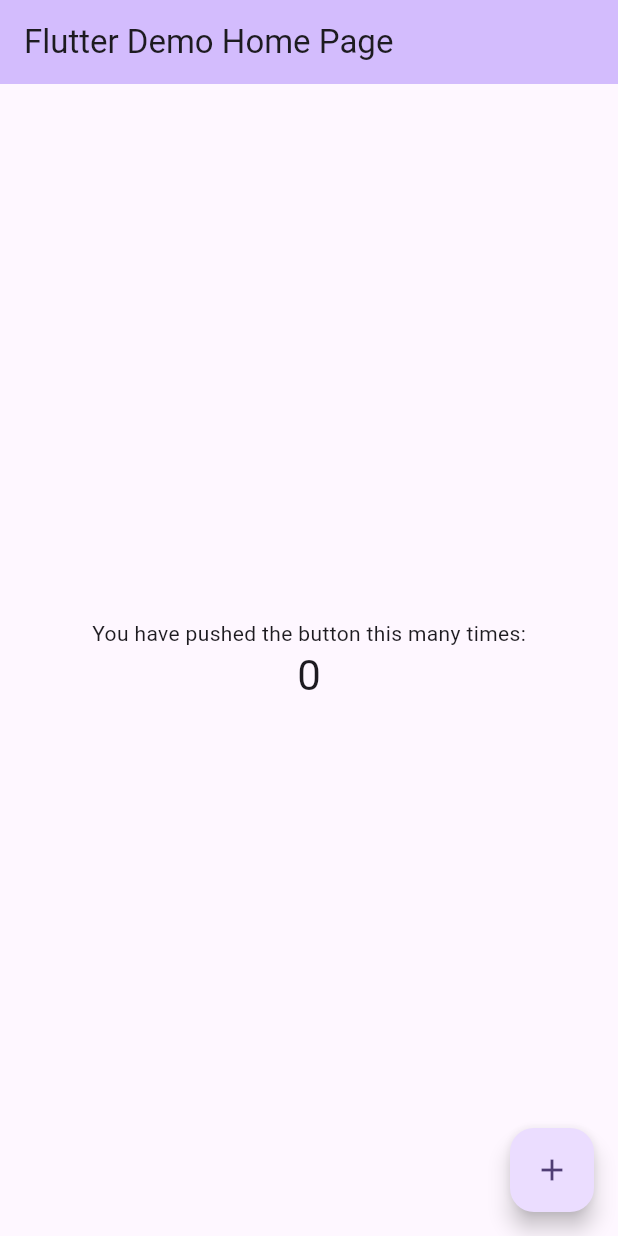
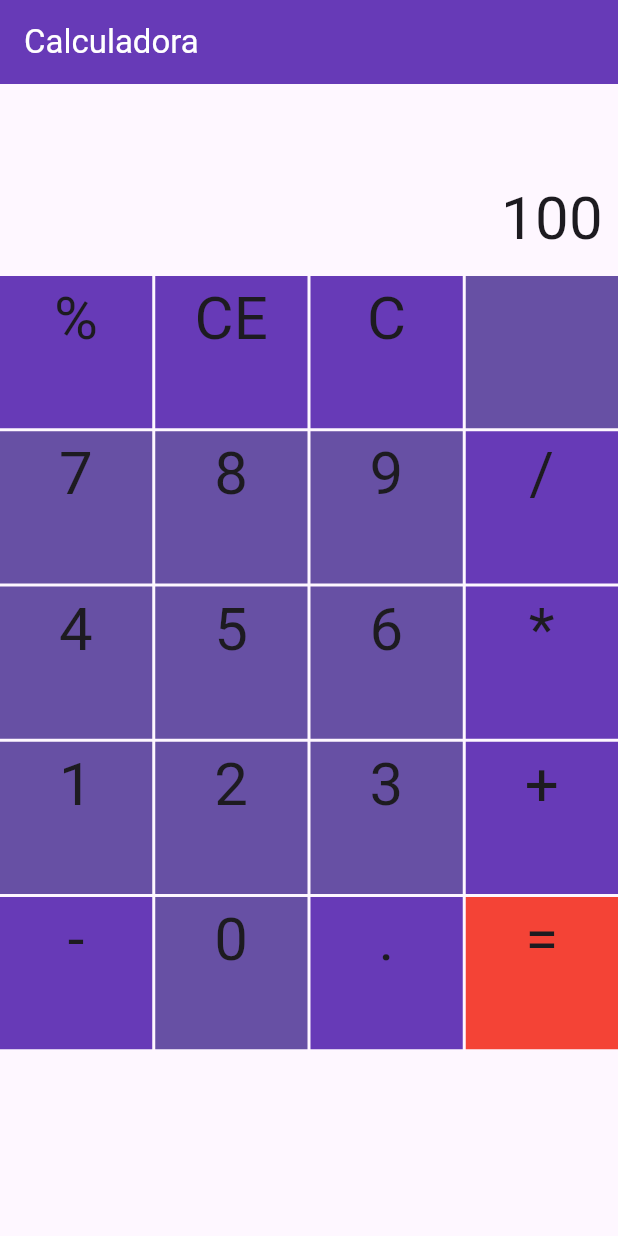
Before and after one commit to adalbertobazilio/calculadora, a Flutter app: the screen it shows after launch, on a phone screen of 412 x 824 dp. Run offline on Flutter 3.47's test engine with Material 3 defaults, Android fonts, the phone set to English and light mode, and no system bars.

Commit message:
Primeiros ajustes visuais

```diff
--- a/lib/main.dart
+++ b/lib/main.dart
@@ -1,3 +1,7 @@
+import 'dart:math';
+
+import 'package:calculadora/ui/buttons.dart';
+import 'package:calculadora/ui/display.dart';
 import 'package:flutter/material.dart';
 
 void main() {
@@ -7,119 +11,27 @@ void main() {
 class MyApp extends StatelessWidget {
   const MyApp({super.key});
 
-  // This widget is the root of your application.
   @override
   Widget build(BuildContext context) {
     return MaterialApp(
-      title: 'Flutter Demo',
+      debugShowCheckedModeBanner: false,
       theme: ThemeData(
-        // This is the theme of your application.
-        //
-        // TRY THIS: Try running your application with "flutter run". You'll see
-        // the application has a purple toolbar. Then, without quitting the app,
-        // try changing the seedColor in the colorScheme below to Colors.green
-        // and then invoke "hot reload" (save your changes or press the "hot
-        // reload" button in a Flutter-supported IDE, or press "r" if you used
-        // the command line to start the app).
-        //
-        // Notice that the counter didn't reset back to zero; the application
-        // state is not lost during the reload. To reset the state, use hot
-        // restart instead.
-        //
-        // This works for code too, not just values: Most code changes can be
-        // tested with just a hot reload.
         colorScheme: ColorScheme.fromSeed(seedColor: Colors.deepPurple),
         useMaterial3: true,
       ),
-      home: const MyHomePage(title: 'Flutter Demo Home Page'),
+      home: Scaffold(
+        appBar: AppBar(
+          title:
+              const Text(style: TextStyle(color: Colors.white), "Calculadora"),
+          backgroundColor: Colors.deepPurple,
+        ),
+        body: const Column(
+          children: [
+            Expanded(flex: 1, child: Display(value: "100")),
+            Expanded(flex: 5, child: Buttons())
+          ],
+        ),
+      ),
     );
   }
 }
-
-class MyHomePage extends StatefulWidget {
-  const MyHomePage({super.key, required this.title});
-
-  // This widget is the home page of your application. It is stateful, meaning
-  // that it has a State object (defined below) that contains fields that affect
-  // how it looks.
-
-  // This class is the configuration for the state. It holds the values (in this
-  // case the title) provided by the parent (in this case the App widget) and
-  // used by the build method of the State. Fields in a Widget subclass are
-  // always marked "final".
-
-  final String title;
-
-  @override
-  State<MyHomePage> createState() => _MyHomePageState();
-}
-
-class _MyHomePageState extends State<MyHomePage> {
-  int _counter = 0;
-
-  void _incrementCounter() {
-    setState(() {
-      // This call to setState tells the Flutter framework that something has
-      // changed in this State, which causes it to rerun the build method below
-      // so that the display can reflect the updated values. If we changed
-      // _counter without calling setState(), then the build method would not be
-      // called again, and so nothing would appear to happen.
-      _counter++;
-    });
-  }
-
-  @override
-  Widget build(BuildContext context) {
-    // This method is rerun every time setState is called, for instance as done
-    // by the _incrementCounter method above.
-    //
-    // The Flutter framework has been optimized to make rerunning build methods
-    // fast, so that you can just rebuild anything that needs updating rather
-    // than having to individually change instances of widgets.
-    return Scaffold(
-      appBar: AppBar(
-        // TRY THIS: Try changing the color here to a specific color (to
-        // Colors.amber, perhaps?) and trigger a hot reload to see the AppBar
-        // change color while the other colors stay the same.
-        backgroundColor: Theme.of(context).colorScheme.inversePrimary,
-        // Here we take the value from the MyHomePage object that was created by
-        // the App.build method, and use it to set our appbar title.
-        title: Text(widget.title),
-      ),
-      body: Center(
-        // Center is a layout widget. It takes a single child and positions it
-        // in the middle of the parent.
-        child: Column(
-          // Column is also a layout widget. It takes a list of children and
-          // arranges them vertically. By default, it sizes itself to fit its
-          // children horizontally, and tries to be as tall as its parent.
-          //
-          // Column has various properties to control how it sizes itself and
-          // how it positions its children. Here we use mainAxisAlignment to
-          // center the children vertically; the main axis here is the vertical
-          // axis because Columns are vertical (the cross axis would be
-          // horizontal).
-          //
-          // TRY THIS: Invoke "debug painting" (choose the "Toggle Debug Paint"
-          // action in the IDE, or press "p" in the console), to see the
-          // wireframe for each widget.
-          mainAxisAlignment: MainAxisAlignment.center,
-          children: <Widget>[
-            const Text(
-              'You have pushed the button this many times:',
-            ),
-            Text(
-              '$_counter',
-              style: Theme.of(context).textTheme.headlineMedium,
-            ),
-          ],
-        ),
-      ),
-      floatingActionButton: FloatingActionButton(
-        onPressed: _incrementCounter,
-        tooltip: 'Increment',
-        child: const Icon(Icons.add),
-      ), // This trailing comma makes auto-formatting nicer for build methods.
-    );
-  }
-}
--- /dev/null
+++ b/lib/ui/button.dart
@@ -0,0 +1,18 @@
+import 'package:flutter/material.dart';
+
+class Button extends StatelessWidget {
+  final String value;
+  final Color color;
+  const Button({super.key, required this.value, required this.color});
+
+  @override
+  Widget build(BuildContext context) {
+    return Container(
+      color: color,
+      child: Text(value,
+      textAlign: TextAlign.center,
+      style: TextStyle(fontSize: 40),
+      ),
+    );
+  }
+}
--- /dev/null
+++ b/lib/ui/buttons.dart
@@ -0,0 +1,37 @@
+import 'package:calculadora/ui/button.dart';
+import 'package:flutter/material.dart';
+
+class Buttons extends StatelessWidget {
+  const Buttons({super.key});
+
+  @override
+  Widget build(BuildContext context) {
+    return GridView.count(
+      crossAxisCount: 4,
+      crossAxisSpacing: 2,
+      mainAxisSpacing: 2,
+      children: const [
+        Button(value: "%", color: Colors.deepPurple),
+        Button(value: "CE", color: Colors.deepPurple),
+        Button(value: "C", color: Colors.deepPurple),
+        Button(value: "", color: Color(0xFF6750A4)),
+        Button(value: "7", color: Color(0xFF6750A4)),
+        Button(value: "8", color: Color(0xFF6750A4)),
+        Button(value: "9", color: Color(0xFF6750A4)),
+        Button(value: "/", color: Colors.deepPurple),
+        Button(value: "4", color: Color(0xFF6750A4)),
+        Button(value: "5", color: Color(0xFF6750A4)),
+        Button(value: "6", color: Color(0xFF6750A4)),
+        Button(value: "*", color: Colors.deepPurple),
+        Button(value: "1", color: Color(0xFF6750A4)),
+        Button(value: "2", color: Color(0xFF6750A4)),
+        Button(value: "3", color: Color(0xFF6750A4)),
+        Button(value: "+", color: Colors.deepPurple),
+        Button(value: "-", color: Colors.deepPurple),
+        Button(value: "0", color: Color(0xFF6750A4)),
+        Button(value: ".", color: Colors.deepPurple),
+        Button(value: "=", color: Colors.red),
+      ],
+    );
+  }
+}
--- /dev/null
+++ b/lib/ui/display.dart
@@ -0,0 +1,20 @@
+import 'package:flutter/material.dart';
+
+class Display extends StatelessWidget {
+  final String value;
+  const Display({super.key, required this.value});
+
+  @override
+  Widget build(BuildContext context) {
+    return Padding(
+        padding: const EdgeInsets.all(10),
+        child: Align(
+            alignment: Alignment.bottomRight,
+            child: Text(
+              value,
+              style: const TextStyle(
+                fontSize: 40,
+              ),
+            )));
+  }
+}
```
Also changed, not shown: 1 other file.
